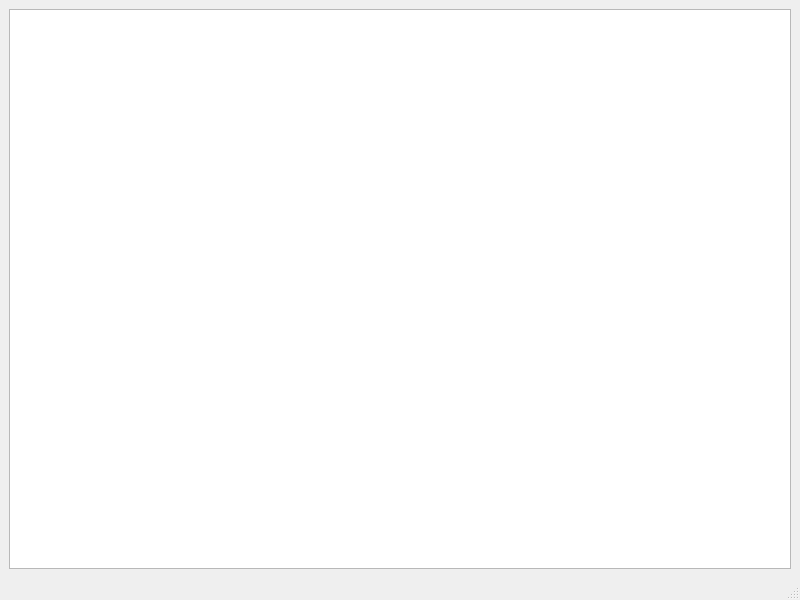
This is second_task/mainwindow.ui in lexusjet/QT_home_work as Qt 5 draws it before an edit. The edited form follows.
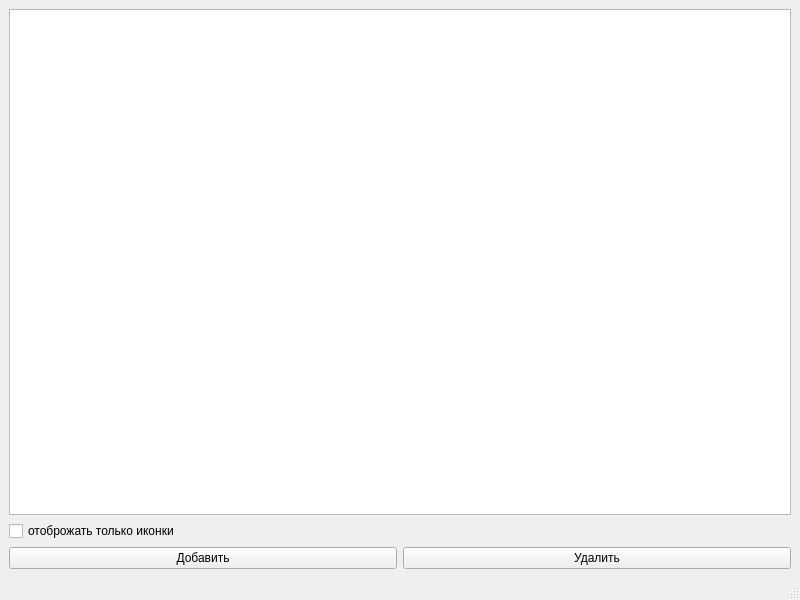
This is the edited form.

Diff of the .ui file:
```diff
--- a/second_task/mainwindow.ui
+++ b/second_task/mainwindow.ui
@@ -18,6 +18,31 @@
     <item>
      <widget class="QListView" name="listView"/>
     </item>
+    <item>
+     <widget class="QCheckBox" name="checkBox">
+      <property name="text">
+       <string>отоброжать только иконки </string>
+      </property>
+     </widget>
+    </item>
+    <item>
+     <layout class="QHBoxLayout" name="horizontalLayout">
+      <item>
+       <widget class="QPushButton" name="pushButtonAdd">
+        <property name="text">
+         <string>Добавить</string>
+        </property>
+       </widget>
+      </item>
+      <item>
+       <widget class="QPushButton" name="pushButtonDelete">
+        <property name="text">
+         <string>Удалить</string>
+        </property>
+       </widget>
+      </item>
+     </layout>
+    </item>
    </layout>
   </widget>
   <widget class="QMenuBar" name="menubar">
```
